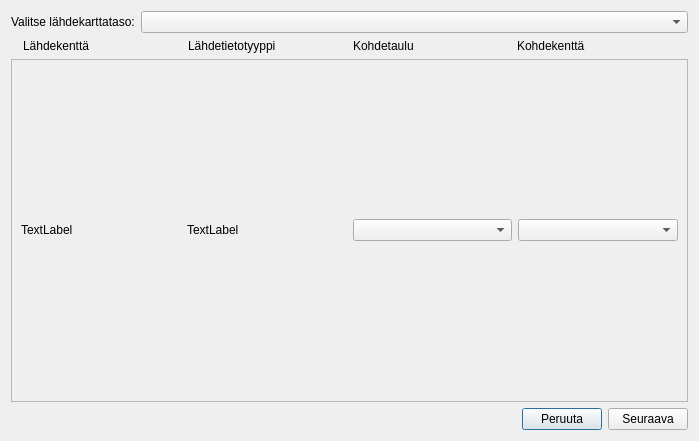
The window that yleiskaava_dialog_copy_source_data_to_database.ui (ernoma/yleiskaava) describes before a commit, drawn with Qt 5.
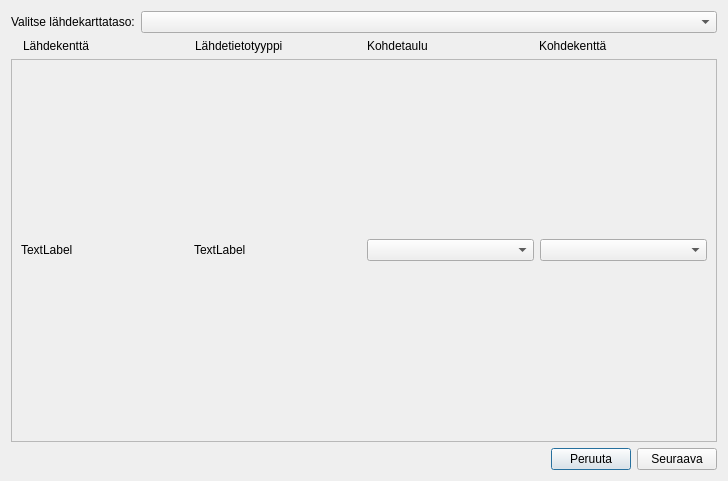
The same window after the commit. Custom widgets are drawn as their Qt base class.

The edit to the form file:
```diff
--- a/yleiskaava_dialog_copy_source_data_to_database.ui
+++ b/yleiskaava_dialog_copy_source_data_to_database.ui
@@ -6,8 +6,8 @@
    <rect>
     <x>0</x>
     <y>0</y>
-    <width>699</width>
-    <height>441</height>
+    <width>728</width>
+    <height>481</height>
    </rect>
   </property>
   <property name="sizePolicy">
@@ -16,6 +16,12 @@
     <verstretch>0</verstretch>
    </sizepolicy>
   </property>
+  <property name="minimumSize">
+   <size>
+    <width>0</width>
+    <height>0</height>
+   </size>
+  </property>
   <property name="windowTitle">
    <string>Kopio lähdeaineistoa tietokantaan</string>
   </property>
@@ -91,8 +97,8 @@
        <rect>
         <x>0</x>
         <y>0</y>
-        <width>685</width>
-        <height>360</height>
+        <width>714</width>
+        <height>400</height>
        </rect>
       </property>
       <layout class="QVBoxLayout" name="verticalLayout_3">
```
